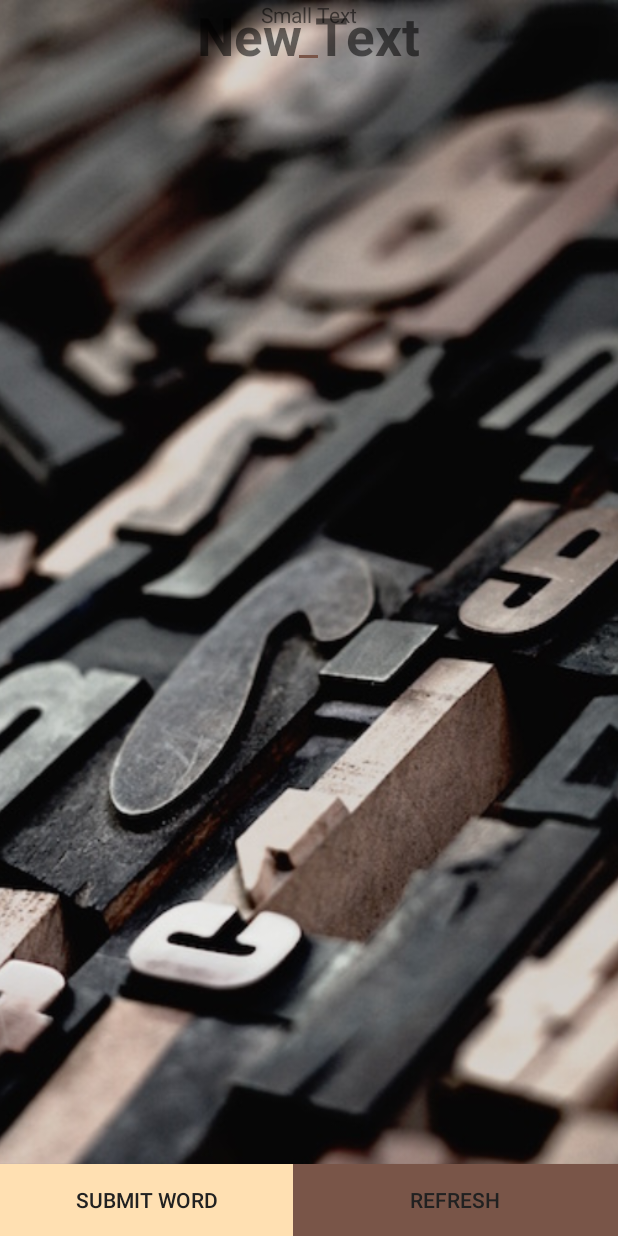
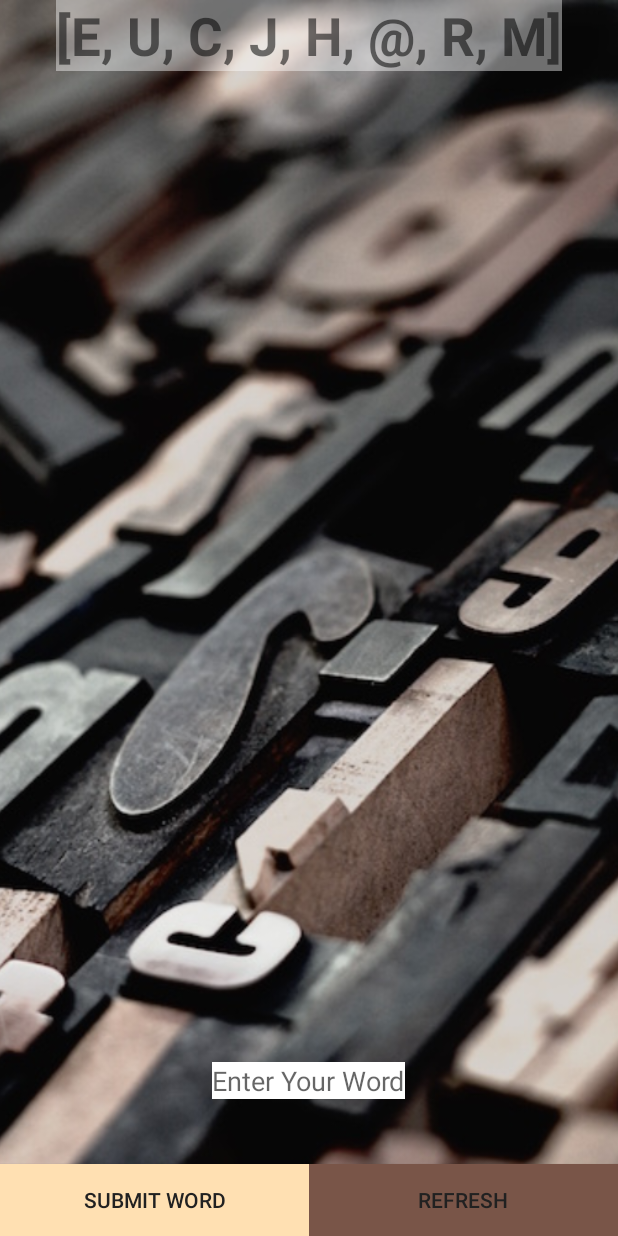
Before and after one commit to CalebPaul/boggle-android, an Android app: the screen it shows after launch (MainActivity), on a phone screen of 412 x 824 dp. Run offline under Robolectric (Android 15) with nearby library versions, the phone set to English and light mode, and no system bars; our stand-ins replace ButterKnife.

Commit message:
add random letters generator and some styling

```diff
--- a/app/src/main/java/com/example/epicodus/boggle/MainActivity.java
+++ b/app/src/main/java/com/example/epicodus/boggle/MainActivity.java
@@ -8,7 +8,12 @@ import android.widget.TextView;
 
 import org.w3c.dom.Text;
 
+import java.util.ArrayList;
+import java.util.List;
+import java.util.Random;
+
 import butterknife.Bind;
+import butterknife.ButterKnife;
 
 public class MainActivity extends AppCompatActivity {
 
@@ -22,5 +27,27 @@ public class MainActivity extends AppCompatActivity {
     protected void onCreate(Bundle savedInstanceState) {
         super.onCreate(savedInstanceState);
         setContentView(R.layout.activity_main);
+        ButterKnife.bind(this);
+        String newInput = mInputField.toString();
+        List<Character> startLetters = new ArrayList<>();
+        Random randomGenerator = new Random();
+        Shuffle s = new Shuffle();
+
+
+
+        for(int i = 0; i < 8; i++){
+            if(i==0||i==1){
+                char[] vowels = {'A','E','I','O','U'};
+                int randomNumber = randomGenerator.nextInt(5);
+                startLetters.add(vowels[randomNumber]);
+            }else{
+                int randomNumber = randomGenerator.nextInt(26)+64;
+                char newLetter = (char) randomNumber;
+                startLetters.add(newLetter);
+            }
+
+        }
+        s.shuffle(startLetters.toString());
+        mScrambleTextView.setText(startLetters.toString());
     }
 }
--- /dev/null
+++ b/app/src/main/java/com/example/epicodus/boggle/Shuffle.java
@@ -0,0 +1,26 @@
+package com.example.epicodus.boggle;
+
+import java.util.ArrayList;
+import java.util.List;
+
+
+public class Shuffle {
+    public static void main(String[] args) {
+        Shuffle s = new Shuffle();
+        s.shuffle("hello");
+
+    }
+    public void shuffle(String input){
+        List<Character> characters = new ArrayList<Character>();
+        for(char c:input.toCharArray()){
+            characters.add(c);
+        }
+        StringBuilder output = new StringBuilder(input.length());
+        while(characters.size()!=0){
+            int randPicker = (int)(Math.random()*characters.size());
+            output.append(characters.remove(randPicker));
+        }
+        System.out.println(output.toString());
+    }
+
+}
--- a/app/src/main/res/layout/activity_main.xml
+++ b/app/src/main/res/layout/activity_main.xml
@@ -26,46 +26,51 @@
         android:id="@+id/scrambleTextView"
         android:layout_centerHorizontal="true"
         android:textSize="35sp"
-        android:textStyle="bold" />
+        android:textStyle="bold"
+        android:background="@color/textBackground" />
 
     <TextView
         android:layout_width="wrap_content"
         android:layout_height="wrap_content"
         android:textAppearance="?android:attr/textAppearanceSmall"
-        android:text="Small Text"
         android:id="@+id/wordListView"
-        android:layout_below="@+id/textView"
-        android:layout_centerHorizontal="true" />
+        android:background="@color/textBackground"
+        android:layout_below="@+id/scrambleTextView"
+        android:layout_centerHorizontal="true"
+        android:layout_marginTop="53dp" />
 
     <EditText
         android:layout_width="wrap_content"
         android:layout_height="wrap_content"
         android:id="@+id/inputField"
-        android:layout_above="@+id/button"
-        android:layout_centerHorizontal="true" />
+        android:hint="Enter Your Word"
+        android:layout_above="@+id/submitButton"
+        android:layout_centerHorizontal="true"
+        android:layout_marginBottom="43dp"
+        android:background="@android:color/white" />
 
     <Button
         android:layout_width="match_parent"
         android:layout_height="wrap_content"
         android:text="Submit Word"
         android:id="@+id/submitButton"
-        android:layout_alignParentBottom="true"
         android:textColor="@color/primary_text"
         android:background="@color/primary_light"
-        android:layout_toLeftOf="@+id/inputField"
-        android:layout_toStartOf="@+id/inputField" />
+        android:width="150dp"
+        android:layout_alignBottom="@+id/imageView"
+        android:layout_toLeftOf="@+id/wordListView"
+        android:layout_toStartOf="@+id/wordListView" />
 
     <Button
         android:layout_width="match_parent"
         android:layout_height="wrap_content"
         android:text="Refresh"
         android:id="@+id/refreshButton"
-        android:layout_alignParentBottom="true"
         android:textColor="@color/primary_text"
         android:background="@color/accent"
-        android:layout_alignTop="@+id/submitButton"
-        android:layout_toRightOf="@+id/submitButton"
-        android:layout_alignParentRight="true"
-        android:layout_alignParentEnd="true" />
+        android:width="150dp"
+        android:layout_alignBottom="@+id/imageView"
+        android:layout_toRightOf="@+id/wordListView"
+        android:layout_toEndOf="@+id/wordListView" />
 
 </RelativeLayout>
--- a/app/src/main/res/values/colors.xml
+++ b/app/src/main/res/values/colors.xml
@@ -8,4 +8,5 @@
     <color name="secondary_text">#757575</color>
     <color name="icons">#212121</color>
     <color name="divider">#BDBDBD</color>
+    <color name="textBackground">#6cffffff</color>
 </resources>
```
